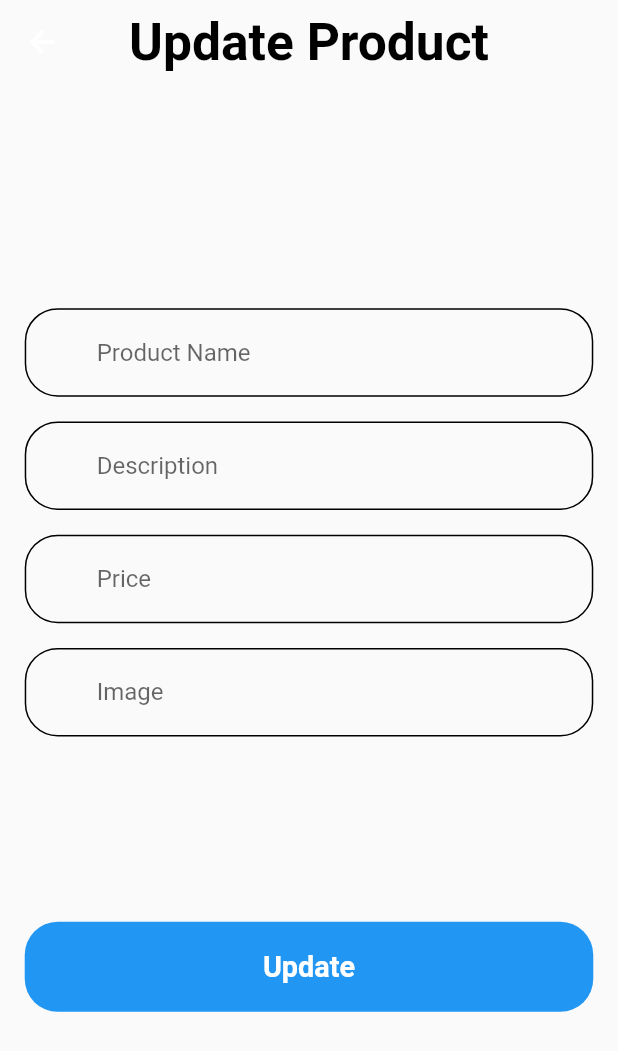
After one commit to YosophAhmed/storeApp, a Flutter app: the UpdateProductPage screen opened by its route, on a phone screen of 412 x 824 dp. The commit adds this screen. Shown: the top 1051 px of the screen. Run offline on Flutter 3.47's test engine with Material 2 defaults, Android fonts, the phone set to English and light mode, and no system bars; our stand-ins replace sizer; network calls fail.

Commit message:
Update Product Page

```diff
--- /dev/null
+++ b/lib/pages/update_product_page.dart
@@ -0,0 +1,69 @@
+import 'package:flutter/material.dart';
+import 'package:sizer/sizer.dart';
+import 'package:store/widgets/custom_button.dart';
+import 'package:store/widgets/custom_text_form_field.dart';
+
+class UpdateProductPage extends StatelessWidget {
+  static const String routeName = 'UpdateProductPage';
+
+  const UpdateProductPage({Key? key}) : super(key: key);
+
+  @override
+  Widget build(BuildContext context) {
+    return Scaffold(
+      appBar: AppBar(
+        title: Text(
+          'Update Product',
+          style: TextStyle(
+            fontSize: 25.sp,
+            fontWeight: FontWeight.bold,
+            color: Colors.black,
+          ),
+        ),
+        centerTitle: true,
+        elevation: 0.0,
+        backgroundColor: Colors.transparent,
+      ),
+      body: Padding(
+        padding: EdgeInsets.symmetric(
+          horizontal: 4.w,
+        ),
+        child: Column(
+          mainAxisAlignment: MainAxisAlignment.center,
+          children: [
+            const CustomTextFormField(
+              hintText: 'Product Name',
+            ),
+            SizedBox(
+              height: 2.h,
+            ),
+            const CustomTextFormField(
+              hintText: 'Description',
+            ),
+            SizedBox(
+              height: 2.h,
+            ),
+            const CustomTextFormField(
+              hintText: 'Price',
+            ),
+            SizedBox(
+              height: 2.h,
+            ),
+            const CustomTextFormField(
+              hintText: 'Image',
+            ),
+            SizedBox(
+              height: 15.h,
+            ),
+            CustomButton(
+              onTap: () {
+
+              },
+              label: 'Update',
+            ),
+          ],
+        ),
+      ),
+    );
+  }
+}
--- a/lib/store_app.dart
+++ b/lib/store_app.dart
@@ -1,6 +1,7 @@
 import 'package:flutter/material.dart';
 import 'package:sizer/sizer.dart';
 import 'package:store/pages/home_page.dart';
+import 'package:store/pages/update_product_page.dart';
 
 class StoreApp extends StatelessWidget {
   const StoreApp({Key? key}) : super(key: key);
@@ -13,6 +14,7 @@ class StoreApp extends StatelessWidget {
           debugShowCheckedModeBanner: false,
           routes: {
             HomePage.routeName: (context) => const HomePage(),
+            UpdateProductPage.routeName: (context) => const UpdateProductPage()
           },
           initialRoute: HomePage.routeName,
         );
--- /dev/null
+++ b/lib/widgets/custom_button.dart
@@ -0,0 +1,43 @@
+import 'package:flutter/material.dart';
+import 'package:sizer/sizer.dart';
+
+class CustomButton extends StatelessWidget {
+  final String label;
+  final VoidCallback onTap;
+  final double width;
+  final double height;
+  final Color color;
+
+  const CustomButton({
+    Key? key,
+    required this.label,
+    required this.onTap,
+    this.width = double.infinity,
+    this.height = 60,
+    this.color = Colors.blue,
+  }) : super(key: key);
+
+  @override
+  Widget build(BuildContext context) {
+    return GestureDetector(
+      onTap: onTap,
+      child: Container(
+        width: width,
+        height: height,
+        decoration: BoxDecoration(
+          color: color,
+          borderRadius: BorderRadius.circular(16.sp),
+        ),
+        alignment: Alignment.center,
+        child: Text(
+          label,
+          style: TextStyle(
+            fontSize: 14.sp,
+            fontWeight: FontWeight.bold,
+            color: Colors.white,
+          ),
+        ),
+      ),
+    );
+  }
+}
--- a/lib/widgets/custom_card.dart
+++ b/lib/widgets/custom_card.dart
@@ -1,6 +1,8 @@
 import 'package:flutter/material.dart';
 import 'package:sizer/sizer.dart';
 import 'package:store/models/product_model.dart';
+
+import '../pages/update_product_page.dart';
 
 class CustomCard extends StatelessWidget {
   final ProductModel product;
@@ -12,7 +14,11 @@ class CustomCard extends StatelessWidget {
 
   @override
   Widget build(BuildContext context) {
-    return Stack(
+    return GestureDetector(
+      onTap: (){
+        Navigator.pushNamed(context, UpdateProductPage.routeName);
+      },
+      child: Stack(
         clipBehavior: Clip.none,
         children: [
           Container(
@@ -78,6 +84,7 @@ class CustomCard extends StatelessWidget {
             ),
           ),
         ],
+      ),
     );
   }
 }
--- /dev/null
+++ b/lib/widgets/custom_text_form_field.dart
@@ -0,0 +1,76 @@
+import 'package:flutter/material.dart';
+import 'package:sizer/sizer.dart';
+
+
+class CustomTextFormField extends StatelessWidget {
+
+  final String? hintText;
+  final IconData? suffix;
+  final IconData? prefix;
+  final bool? obscure;
+  final TextEditingController? controller;
+  final TextInputType? keyboardType;
+  final Function(String)? onChanged;
+  final Function(String)? onSubmitted;
+  final void Function()? suffixFunction;
+
+  const CustomTextFormField({
+    Key? key,
+    this.hintText,
+    this.obscure = false,
+    this.controller,
+    this.keyboardType,
+    this.onChanged,
+    this.onSubmitted,
+    this.suffix,
+    this.prefix,
+    this.suffixFunction,
+  }) : super(key: key);
+
+  @override
+  Widget build(BuildContext context) {
+    return TextFormField(
+      controller: controller,
+      keyboardType: keyboardType,
+      obscureText: obscure!,
+      onChanged: onChanged,
+      onFieldSubmitted: onSubmitted,
+      validator: (data) {
+        if(data!.isEmpty){
+          return 'field is required!';
+        }
+        return null;
+      },
+      decoration: InputDecoration(
+        hintText: hintText,
+        border: OutlineInputBorder(
+          // borderSide: const BorderSide(
+          //   color: primaryColor4,
+          // ),
+          borderRadius: BorderRadius.circular(16.sp),
+        ),
+        enabledBorder: OutlineInputBorder(
+          // borderSide: const BorderSide(
+          //   color: primaryColor4,
+          // ),
+          borderRadius: BorderRadius.circular(16.sp),
+        ),
+        focusedBorder: OutlineInputBorder(
+          // borderSide: const BorderSide(
+          //   color: primaryColor4,
+          // ),
+          borderRadius: BorderRadius.circular(16.sp),
+        ),
+        prefixIcon: Icon(
+          prefix,
+          // color: primaryColor4,
+        ),
+        suffixIcon: IconButton(
+          onPressed: suffixFunction,
+          icon: Icon(suffix),
+          // color: primaryColor4,
+        ),
+      ),
+    );
+  }
+}
```
Lines whose indentation alone changed are shown as unchanged.
